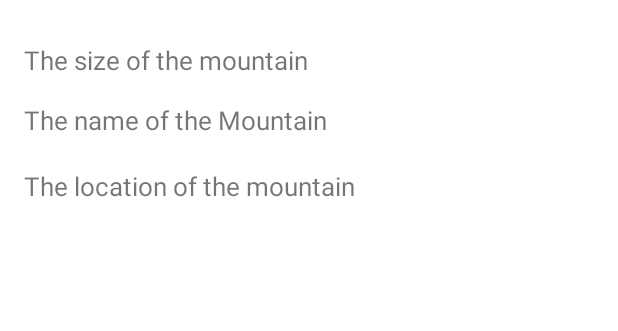
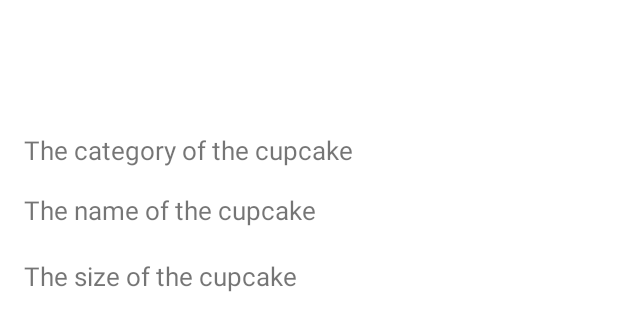
Before and after one commit to b21tilbe/FinalProject, an Android app: the layout recyclerview_item.xml on its own in the app's theme, with its tools: preview values and no code run, on a phone screen of 412 x 824 dp. Shown: the top 331 px of the screen. Run offline under Robolectric (Android 15) with nearby library versions, the phone set to English and light mode, and no system bars.

Commit message:
Fixat lite i koden. Bland annat fixat textView:s i "recyclerview_item.xml" filen.

```diff
--- a/app/src/main/java/com/example/finalproject/MainActivity.java
+++ b/app/src/main/java/com/example/finalproject/MainActivity.java
@@ -1,10 +1,20 @@
 package com.example.finalproject;
 
 import androidx.appcompat.app.AppCompatActivity;
+import androidx.recyclerview.widget.RecyclerView;
 
 import android.os.Bundle;
 
+import java.util.List;
+
 public class MainActivity extends AppCompatActivity {
+
+    private final String JSON_URL = "https://mobprog.webug.se/json-api?login=b21tilbe";
+    //private final String JSON_FILE = "mountains.json";
+
+    private List<Cupcake> cupcakeList;
+    private CupcakeAdapter adapter;
+    RecyclerView recyclerView;
 
     @Override
     protected void onCreate(Bundle savedInstanceState) {
--- a/app/src/main/res/layout/recyclerview_item.xml
+++ b/app/src/main/res/layout/recyclerview_item.xml
@@ -3,38 +3,38 @@
     xmlns:app="http://schemas.android.com/apk/res-auto"
     xmlns:tools="http://schemas.android.com/tools"
     android:layout_width="match_parent"
-    android:layout_height="150dp">
+    android:layout_height="250dp">
 
     <TextView
-        android:id="@+id/mountainName"
+        android:id="@+id/cupcakeName"
         android:layout_width="wrap_content"
         android:layout_height="wrap_content"
         android:layout_marginStart="16dp"
-        android:layout_marginTop="68dp"
-        android:text="The name of the Mountain"
-        android:textSize="17dp"
+        android:layout_marginTop="128dp"
+        android:text="The name of the cupcake"
+        android:textSize="17sp"
         app:layout_constraintStart_toStartOf="parent"
         app:layout_constraintTop_toTopOf="parent" />
 
     <TextView
-        android:id="@+id/length"
+        android:id="@+id/category"
         android:layout_width="wrap_content"
         android:layout_height="wrap_content"
         android:layout_marginStart="16dp"
-        android:layout_marginTop="28dp"
-        android:text="The size of the mountain"
-        android:textSize="17dp"
+        android:layout_marginTop="88dp"
+        android:text="The category of the cupcake"
+        android:textSize="17sp"
         app:layout_constraintStart_toStartOf="parent"
         app:layout_constraintTop_toTopOf="parent" />
 
     <TextView
-        android:id="@+id/position"
+        android:id="@+id/size"
         android:layout_width="wrap_content"
         android:layout_height="wrap_content"
         android:layout_marginStart="16dp"
-        android:layout_marginTop="112dp"
-        android:text="The location of the mountain"
-        android:textSize="17dp"
+        android:layout_marginTop="172dp"
+        android:text="The size of the cupcake"
+        android:textSize="17sp"
         app:layout_constraintStart_toStartOf="parent"
         app:layout_constraintTop_toTopOf="parent" />
 
```
